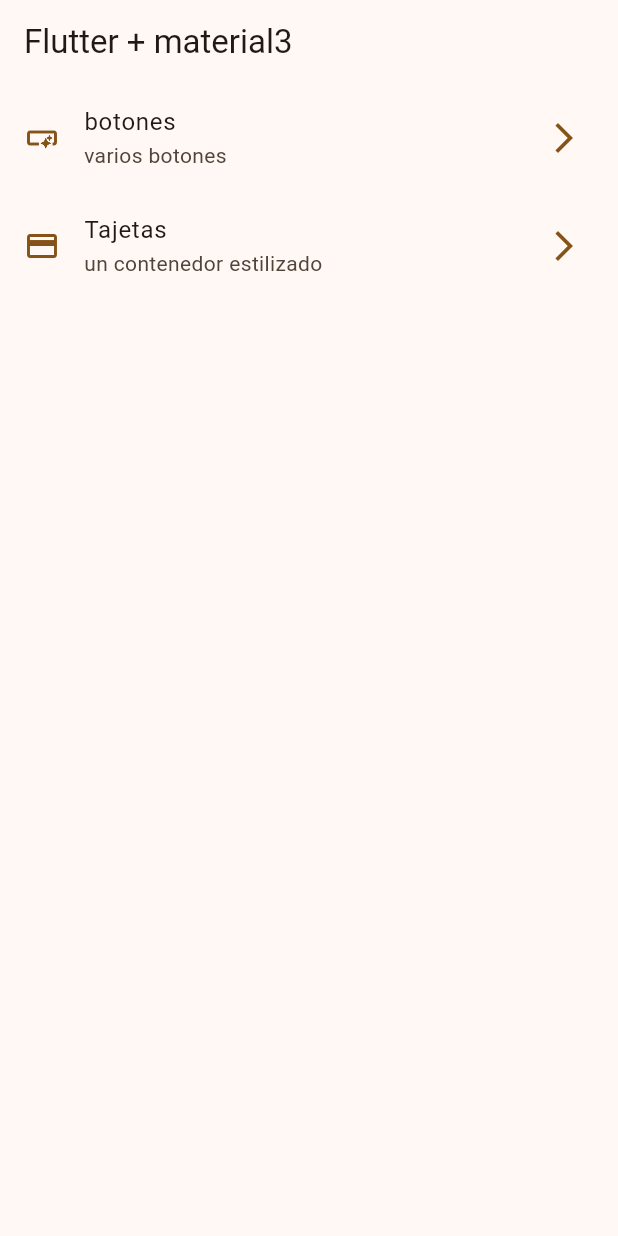
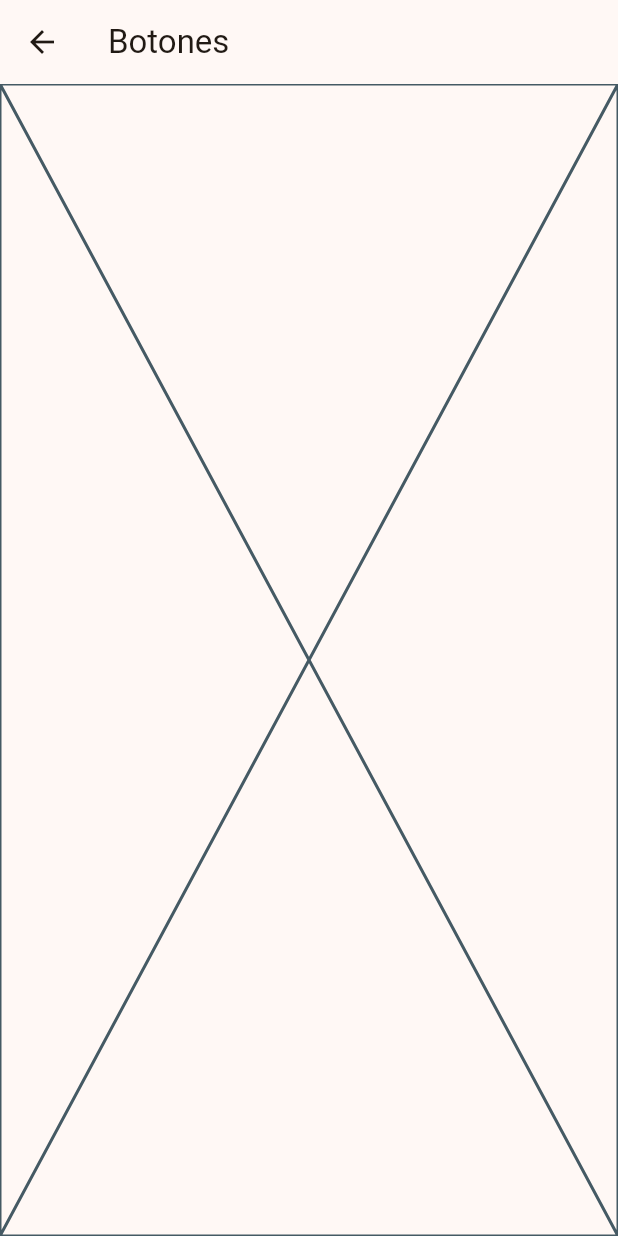
Before and after one commit to figueredojose84/widget_app, a Flutter app: the screen it shows after launch, after a tap on "botones", on a phone screen of 412 x 824 dp. Run offline on Flutter 3.47's test engine with Material 3 defaults, Android fonts, the phone set to English and light mode, and no system bars.

Commit message:
Rutas basicas configuradas

```diff
--- a/lib/config/menu/menu_items.dart
+++ b/lib/config/menu/menu_items.dart
@@ -18,13 +18,13 @@ const appMenuItems = <MenuItem>[
   MenuItem(
     title: 'botones',
     subTitle: 'varios botones',
-    link: '//botones',
+    link: '/botones',
     icon: Icons.smart_button_outlined,
   ),
   MenuItem(
     title: 'Tajetas',
     subTitle: 'un contenedor estilizado',
-    link: '//card',
+    link: '/cards',
     icon: Icons.credit_card_outlined,
   ),
 ];
--- a/lib/main.dart
+++ b/lib/main.dart
@@ -1,5 +1,7 @@
 import 'package:flutter/material.dart';
 import 'package:widget_app/config/theme/app_theme.dart';
+import 'package:widget_app/presentation/screens/buttons/buttons_screens.dart';
+import 'package:widget_app/presentation/screens/cards/cards_screens.dart';
 
 import 'presentation/screens/home/home_screen.dart';
 
@@ -16,6 +18,10 @@ class MainApp extends StatelessWidget {
       debugShowCheckedModeBanner: false,
       theme: AppTheme(selectedColor: 5).getTheme(),
       home: const HomeScreen(),
+      routes: {
+        '/botones': (context) => const ButtonsScreen(),
+        '/cards': (context) => const CardScreen(),
+      },
     );
   }
 }
--- /dev/null
+++ b/lib/presentation/screens/buttons/buttons_screens.dart
@@ -0,0 +1,15 @@
+import 'package:flutter/material.dart';
+
+class ButtonsScreen extends StatelessWidget {
+  const ButtonsScreen({super.key});
+
+  @override
+  Widget build(BuildContext context) {
+    return Scaffold(
+      appBar: AppBar(
+        title: const Text('Botones'),
+      ),
+      body: const Placeholder(),
+    );
+  }
+}
--- a/lib/presentation/screens/home/home_screen.dart
+++ b/lib/presentation/screens/home/home_screen.dart
@@ -48,7 +48,9 @@ class _CustomListTile extends StatelessWidget {
       title: Text(item.title),
       subtitle: Text(item.subTitle),
       trailing: Icon(Icons.arrow_forward_ios, color: colors.primary),
-      onTap: () {},
+      onTap: () {
+        Navigator.pushNamed(context, item.link);
+      },
     );
   }
 }
```
Also changed, not shown: lib/presentation/screens/cards/cards_screens.dart (added, +15 -0 lines).
